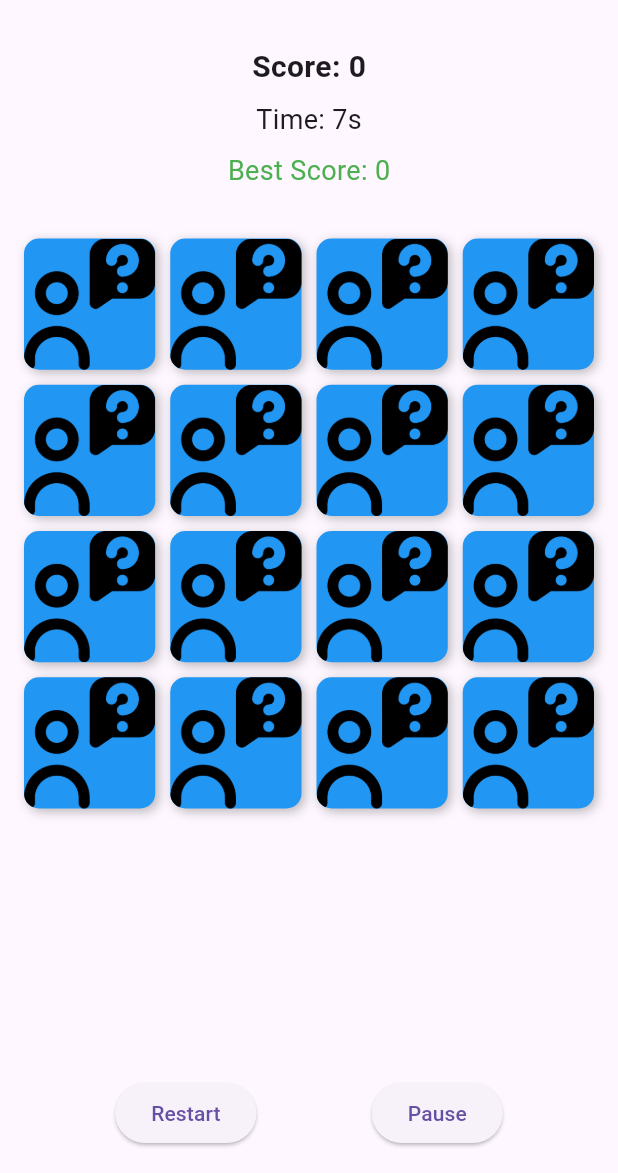
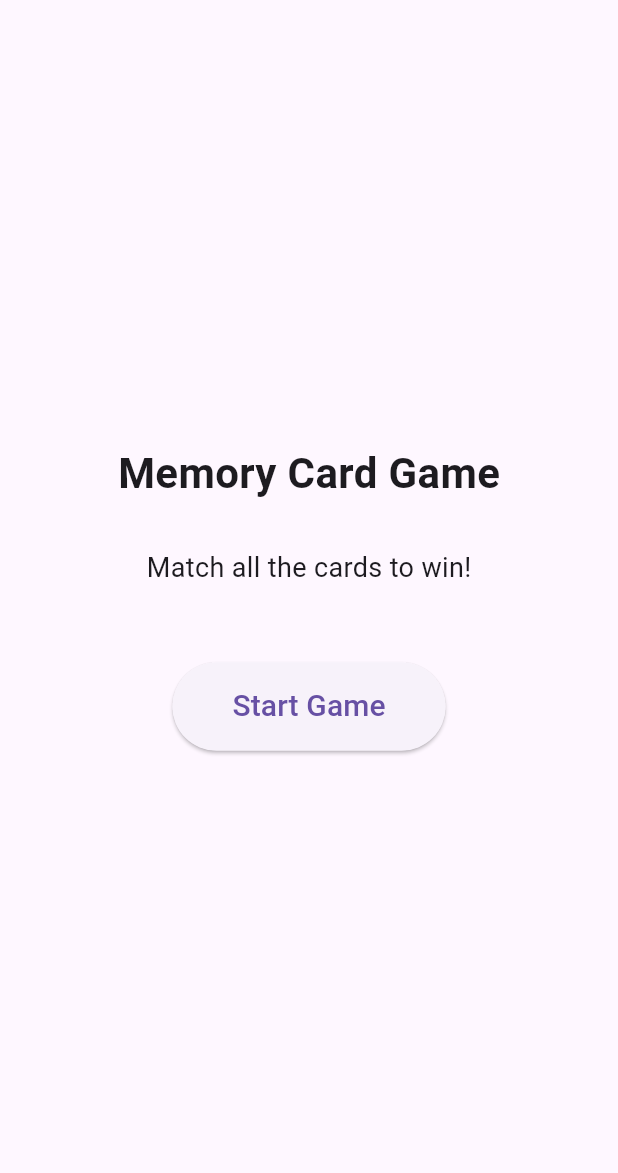
Before and after one commit to nikhilchowdary-yamani/hw03, a Flutter app: the screen it shows after launch, on a phone screen of 412 x 824 dp, the part 63-1236 px from its top. Run offline on Flutter 3.47's test engine with Material 3 defaults, Android fonts, the phone set to English and light mode, and no system bars; our stand-ins replace shared_preferences.

```diff
--- a/lib/main.dart
+++ b/lib/main.dart
@@ -6,7 +6,7 @@ import 'widgets/card_widget.dart';
 void main() {
   WidgetsFlutterBinding.ensureInitialized();
   runApp(ChangeNotifierProvider(
-    create: (_) => GameProvider()..initializeGame(),
+    create: (_) => GameProvider(),
     child: const CardMatchingGame(),
   ));
 }
@@ -22,15 +22,64 @@ class CardMatchingGame extends StatelessWidget {
         primarySwatch: Colors.blue,
         visualDensity: VisualDensity.adaptivePlatformDensity,
       ),
-      home: Scaffold(
+      home: Consumer<GameProvider>(
+        builder: (context, game, _) {
+          return Scaffold(
             appBar: AppBar(title: const Text("Card Matching Game")),
-        body: Column(
+            body: game.isGameStarted
+                ? Column(
                     children: [
                       const ScoreBoard(),
                       const Expanded(child: GameGrid()),
                       const GameControls(),
                     ],
+                  )
+                : const StartScreen(),
+          );
+        },
       ),
+    );
+  }
+}
+
+class StartScreen extends StatelessWidget {
+  const StartScreen({super.key});
+
+  @override
+  Widget build(BuildContext context) {
+    return Center(
+      child: Column(
+        mainAxisAlignment: MainAxisAlignment.center,
+        children: [
+          const Text(
+            "Memory Card Game",
+            style: TextStyle(
+              fontSize: 28,
+              fontWeight: FontWeight.bold,
+            ),
+          ),
+          const SizedBox(height: 30),
+          const Text(
+            "Match all the cards to win!",
+            style: TextStyle(fontSize: 18),
+          ),
+          const SizedBox(height: 50),
+          ElevatedButton(
+            style: ElevatedButton.styleFrom(
+              padding: const EdgeInsets.symmetric(
+                horizontal: 40,
+                vertical: 15,
+              ),
+            ),
+            onPressed: () {
+              Provider.of<GameProvider>(context, listen: false).startGame();
+            },
+            child: const Text(
+              "Start Game",
+              style: TextStyle(fontSize: 20),
+            ),
+          ),
+        ],
       ),
     );
   }
@@ -68,7 +117,9 @@ class GameGrid extends StatelessWidget {
   Widget build(BuildContext context) {
     return Consumer<GameProvider>(
       builder: (context, game, child) {
-        return GridView.builder(
+        return Stack(
+          children: [
+            GridView.builder(
               padding: const EdgeInsets.all(16.0),
               gridDelegate: const SliverGridDelegateWithFixedCrossAxisCount(
                 crossAxisCount: 4,
@@ -80,6 +131,59 @@ class GameGrid extends StatelessWidget {
               itemBuilder: (context, index) {
                 return CardWidget(card: game.cards[index]);
               },
+            ),
+            if (game.isGameWon)
+              Container(
+                color: Colors.black54,
+                child: Center(
+                  child: Container(
+                    padding: const EdgeInsets.all(20),
+                    decoration: BoxDecoration(
+                      color: Colors.white,
+                      borderRadius: BorderRadius.circular(10),
+                      boxShadow: [
+                        BoxShadow(
+                          color: Colors.black.withOpacity(0.3),
+                          blurRadius: 10,
+                          spreadRadius: 2,
+                        ),
+                      ],
+                    ),
+                    child: Column(
+                      mainAxisSize: MainAxisSize.min,
+                      children: [
+                        const Text(
+                          "Victory!",
+                          style: TextStyle(
+                            fontSize: 28,
+                            fontWeight: FontWeight.bold,
+                            color: Colors.green,
+                          ),
+                        ),
+                        const SizedBox(height: 15),
+                        Text(
+                          "Final Score: ${game.score}",
+                          style: const TextStyle(
+                            fontSize: 20,
+                            fontWeight: FontWeight.bold,
+                          ),
+                        ),
+                        const SizedBox(height: 8),
+                        Text(
+                          "Time: ${game.timeElapsed} seconds",
+                          style: const TextStyle(fontSize: 18),
+                        ),
+                        const SizedBox(height: 25),
+                        ElevatedButton(
+                          onPressed: game.restartGame,
+                          child: const Text("Play Again"),
+                        ),
+                      ],
+                    ),
+                  ),
+                ),
+              ),
+          ],
         );
       },
     );
--- a/lib/providers/game_provider.dart
+++ b/lib/providers/game_provider.dart
@@ -11,25 +11,36 @@ class GameProvider with ChangeNotifier {
   Timer? _timer;
   bool _isPaused = false;
   int _bestScore = 0;
-  bool _isProcessing = false;
+  bool _isProcessing = false; // Add flag to prevent multiple card flips during animation
+  bool _isGameStarted = false;
+  bool _isGameWon = false;
 
   List<CardModel> get cards => _cards;
   int get score => _score;
   int get timeElapsed => _timeElapsed;
   int get bestScore => _bestScore;
   bool get isPaused => _isPaused;
+  bool get isGameStarted => _isGameStarted;
+  bool get isGameWon => _isGameWon;
 
   GameProvider() {
     _loadBestScore();
   }
 
+  void startGame() {
+    _isGameStarted = true;
+    initializeGame();
+  }
+
   void initializeGame() {
+    // Create pairs of cards
     final List<CardModel> cardPairs = [];
-    for (int i = 1; i <= 8; i++) {
+    for (int i = 1; i <= 8; i++) { // Assuming 8 pairs for a 4x4 grid
       cardPairs.add(CardModel(id: '${i}a', image: 'assets/card$i.png'));
       cardPairs.add(CardModel(id: '${i}b', image: 'assets/card$i.png'));
     }
 
+    // Shuffle the cards
     cardPairs.shuffle();
     _cards = cardPairs;
 
@@ -38,6 +49,7 @@ class GameProvider with ChangeNotifier {
     _timeElapsed = 0;
     _isPaused = false;
     _isProcessing = false;
+    _isGameWon = false;
     _startTimer();
     notifyListeners();
   }
@@ -63,28 +75,36 @@ class GameProvider with ChangeNotifier {
   }
 
   void flipCard(CardModel card) {
-    if (card.isMatched || _isPaused || _isProcessing) {
+    // Don't allow flipping if game is paused, card is matched, or we're processing a match
+    if (card.isMatched || _isPaused || _isProcessing || _isGameWon) {
       return;
     }
 
+    // Don't allow flipping a card that's already face up
     if (card.isFaceUp) {
       return;
     }
 
+    // Create a new list to maintain immutability
     final int cardIndex = _cards.indexWhere((c) => c.id == card.id);
     if (cardIndex == -1) return;
 
+    // Create a new list with the updated card
     final List<CardModel> updatedCards = List.from(_cards);
     updatedCards[cardIndex] = updatedCards[cardIndex].copyWith(isFaceUp: true);
     _cards = updatedCards;
 
     if (_selectedCard == null) {
+      // First card flipped
       _selectedCard = _cards[cardIndex];
       notifyListeners();
     } else {
-      _isProcessing = true;
+      // Second card flipped
+      _isProcessing = true; // Prevent further card flips during animation
 
       if (_selectedCard!.image == card.image && _selectedCard!.id != card.id) {
+        // Found a match
+        // Mark both cards as matched
         final int selectedIndex = _cards.indexWhere((c) => c.id == _selectedCard!.id);
         if (selectedIndex != -1) {
           final List<CardModel> updatedCards = List.from(_cards);
@@ -97,16 +117,18 @@ class GameProvider with ChangeNotifier {
         _isProcessing = false;
         notifyListeners();
 
+        // Check for win after a match
         if (_checkWinCondition()) {
           _timer?.cancel();
           _updateBestScore();
-          Future.delayed(Duration(milliseconds: 500), () {
-            _showWinDialog();
-          });
+          _isGameWon = true;
+          notifyListeners();
         }
       } else {
-        notifyListeners();
+        // No match
+        notifyListeners(); // Update UI to show the second card
 
+        // Wait and then flip both cards back
         Future.delayed(Duration(milliseconds: 1000), () {
           final int selectedIndex = _cards.indexWhere((c) => c.id == _selectedCard!.id);
           if (selectedIndex != -1) {
@@ -115,7 +137,7 @@ class GameProvider with ChangeNotifier {
             updatedCards[cardIndex] = updatedCards[cardIndex].copyWith(isFaceUp: false);
             _cards = updatedCards;
           }
-          _score = (_score - 5 >= 0) ? _score - 5 : 0;
+          _score = (_score - 5 >= 0) ? _score - 5 : 0; // Prevent negative score
           _selectedCard = null;
           _isProcessing = false;
           notifyListeners();
@@ -146,10 +168,6 @@ class GameProvider with ChangeNotifier {
     }
   }
 
-  void _showWinDialog() {
-    print("You win! Final Score: $_score");
-  }
-
   @override
   void dispose() {
     _timer?.cancel();
```
Lines whose indentation alone changed are shown as unchanged.
